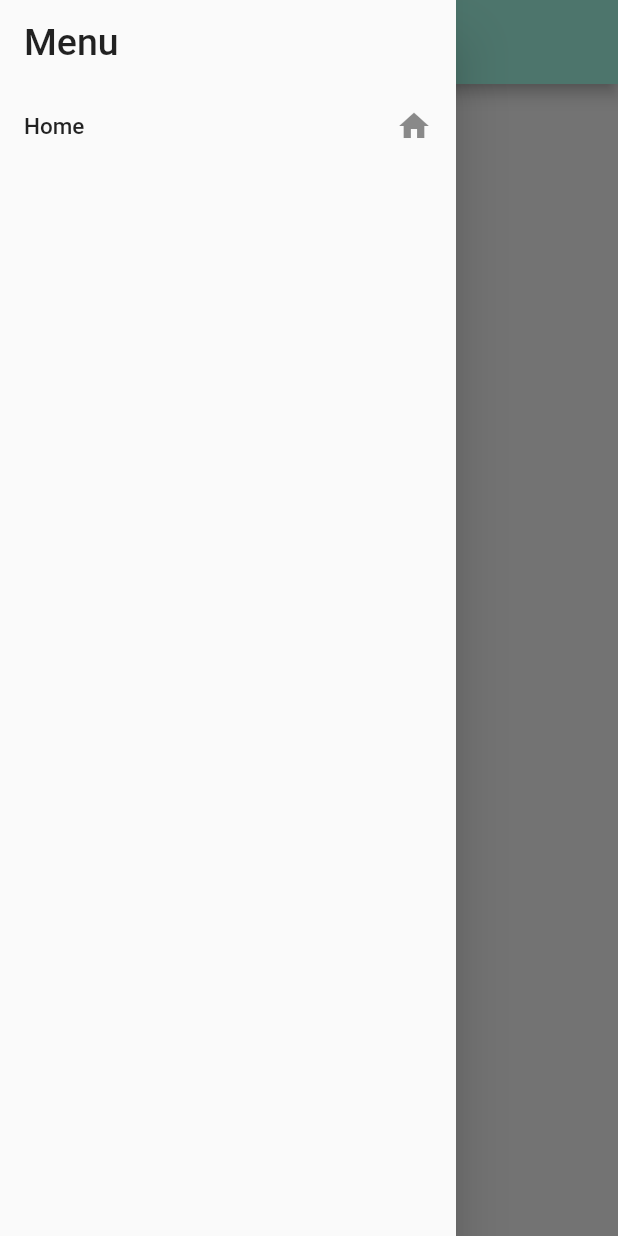
After one commit to PradyMagal/BayAirea, a Flutter app: the SettingsPage screen opened directly, with the side drawer open, on a phone screen of 412 x 824 dp. The commit adds this screen. Run offline on Flutter 3.47's test engine with Material 2 defaults, Android fonts, the phone set to English and light mode, and no system bars.

Commit message:
New Settings Page, and updated menu
We have a new settings page and an updated menu, we now have a basic prototype for what the app is going to look like

```diff
--- a/lib/home.dart
+++ b/lib/home.dart
@@ -1,5 +1,6 @@
 import 'package:flutter/material.dart';
 import 'tab_manager.dart';
+import 'settings.dart';
 
 
 class HomePage extends StatefulWidget {
@@ -15,7 +16,7 @@ class _HomePageState extends State<HomePage> {
         child: new ListView(
           children: <Widget>[
             new ListTile(
-              title: new Text("My Locations" ,style: new TextStyle(fontSize: 25),),
+              title: new Text("Menu" ,style: new TextStyle(fontSize: 25),),
               //onTap: (){print("Back clicked");},
             ),
             new ListTile(
@@ -25,7 +26,7 @@ class _HomePageState extends State<HomePage> {
             new ListTile(
               title: new Text("Settings" ,style: new TextStyle(fontSize: 15),),
               trailing: new Icon(Icons.settings),
-              //onTap: (){print("Back clicked");},
+              onTap: ()=> Navigator.of(context).push(new MaterialPageRoute(builder: (BuildContext context) => new SettingsPage())),
             )
           ],
         )
--- /dev/null
+++ b/lib/settings.dart
@@ -0,0 +1,33 @@
+import 'package:flutter/material.dart';
+import 'main.dart';
+import 'home.dart';
+
+class SettingsPage extends StatefulWidget {
+  @override
+  _SettingsPageState createState() => new _SettingsPageState();
+}
+
+class _SettingsPageState extends State<SettingsPage> {
+  @override
+  Widget build(BuildContext context){
+    return new Scaffold(
+      appBar: new AppBar(title: Text("Settings"), backgroundColor: Colors.tealAccent[100]),
+      drawer: new Drawer(
+        child: new ListView(
+          children: <Widget>[
+            new ListTile(
+              title: new Text("Menu" ,style: new TextStyle(fontSize: 25),),
+              //onTap: (){print("Back clicked");},
+            ),
+            new ListTile(
+              title: new Text("Home" ,style: new TextStyle(fontSize: 15),),
+              trailing: new Icon(Icons.home),
+              onTap: ()=> Navigator.of(context).push(new MaterialPageRoute(builder: (BuildContext context) => new HomePage())),
+            ),
+
+          ],
+        )
+      ),
+    );
+  }
+}
```
